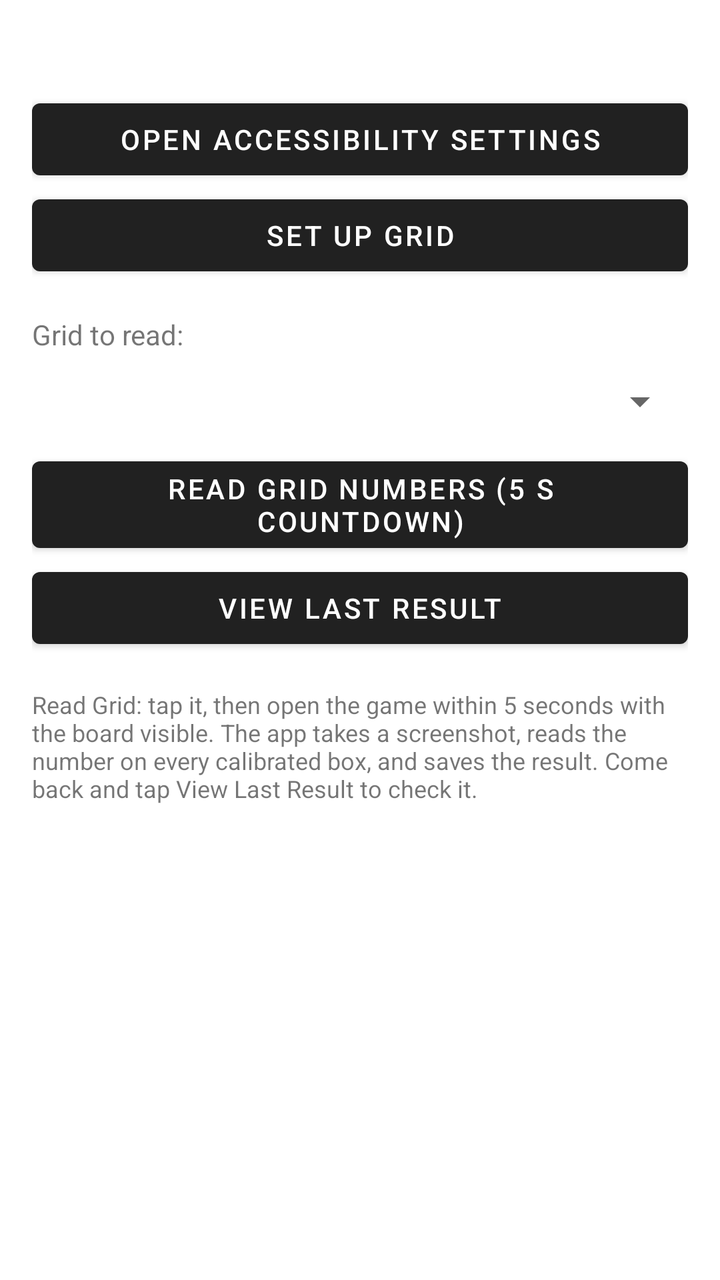
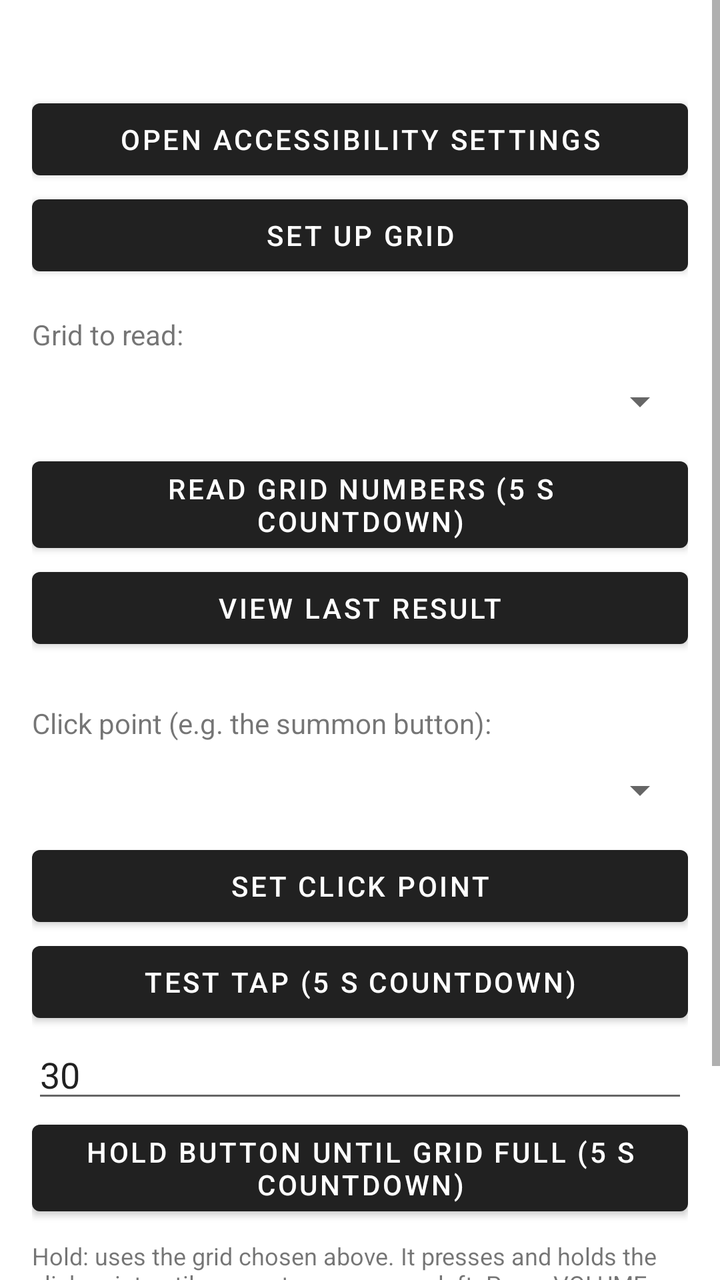

Before-and-after screenshots of an Android layout around one commit, followed by the original layout XML and the change that was made.
<!-- AndroidManifest.xml: application theme Theme.MyApp -->
<!-- res/layout/activity_main.xml -->
<?xml version="1.0" encoding="utf-8"?>
<ScrollView xmlns:android="http://schemas.android.com/apk/res/android"
    android:layout_width="match_parent"
    android:layout_height="match_parent">

    <LinearLayout
        android:layout_width="match_parent"
        android:layout_height="wrap_content"
        android:orientation="vertical"
        android:padding="16dp">

        <TextView
            android:id="@+id/statusText"
            android:layout_width="match_parent"
            android:layout_height="wrap_content"
            android:textSize="16sp"
            android:paddingBottom="8dp" />

        <Button
            android:id="@+id/btnEnableService"
            android:layout_width="match_parent"
            android:layout_height="wrap_content"
            android:text="Open Accessibility Settings" />

        <Button
            android:id="@+id/btnSetupGrid"
            android:layout_width="match_parent"
            android:layout_height="wrap_content"
            android:text="Set Up Grid" />

        <TextView
            android:layout_width="match_parent"
            android:layout_height="wrap_content"
            android:paddingTop="16dp"
            android:text="Grid to read:" />

        <Spinner
            android:id="@+id/profileSpinner"
            android:layout_width="match_parent"
            android:layout_height="wrap_content"
            android:minHeight="48dp" />

        <Button
            android:id="@+id/btnReadGrid"
            android:layout_width="match_parent"
            android:layout_height="wrap_content"
            android:text="Read Grid Numbers (5 s countdown)" />

        <Button
            android:id="@+id/btnViewResult"
            android:layout_width="match_parent"
            android:layout_height="wrap_content"
            android:text="View Last Result" />

        <TextView
            android:layout_width="match_parent"
            android:layout_height="wrap_content"
            android:paddingTop="16dp"
            android:textSize="12sp"
            android:text="Read Grid: tap it, then open the game within 5 seconds with the board visible. The app takes a screenshot, reads the number on every calibrated box, and saves the result. Come back and tap View Last Result to check it." />

    </LinearLayout>
</ScrollView>
<!-- resources referenced by this layout -->
<resources>
  <style name="Theme.MyApp" parent="Theme.MaterialComponents.DayNight.DarkActionBar" />
</resources>

<!-- the commit's change to res/layout/activity_main.xml (unified diff, before → after) -->
@@ -55,6 +55,51 @@
         <TextView
             android:layout_width="match_parent"
             android:layout_height="wrap_content"
+            android:paddingTop="24dp"
+            android:text="Click point (e.g. the summon button):" />
+
+        <Spinner
+            android:id="@+id/clickPointSpinner"
+            android:layout_width="match_parent"
+            android:layout_height="wrap_content"
+            android:minHeight="48dp" />
+
+        <Button
+            android:id="@+id/btnSetClickPoint"
+            android:layout_width="match_parent"
+            android:layout_height="wrap_content"
+            android:text="Set Click Point" />
+
+        <Button
+            android:id="@+id/btnTestTap"
+            android:layout_width="match_parent"
+            android:layout_height="wrap_content"
+            android:text="Test Tap (5 s countdown)" />
+
+        <EditText
+            android:id="@+id/maxHoldInput"
+            android:layout_width="match_parent"
+            android:layout_height="wrap_content"
+            android:hint="Max hold time in seconds"
+            android:text="30"
+            android:inputType="number" />
+
+        <Button
+            android:id="@+id/btnHoldSummon"
+            android:layout_width="match_parent"
+            android:layout_height="wrap_content"
+            android:text="Hold Button Until Grid Full (5 s countdown)" />
+
+        <TextView
+            android:layout_width="match_parent"
+            android:layout_height="wrap_content"
+            android:paddingTop="8dp"
+            android:textSize="12sp"
+            android:text="Hold: uses the grid chosen above. It presses and holds the click point until no empty squares are left. Press VOLUME DOWN at any time to stop it. It also stops by itself after the max hold time." />
+
+        <TextView
+            android:layout_width="match_parent"
+            android:layout_height="wrap_content"
             android:paddingTop="16dp"
             android:textSize="12sp"
             android:text="Read Grid: tap it, then open the game within 5 seconds with the board visible. The app takes a screenshot, reads the number on every calibrated box, and saves the result. Come back and tap View Last Result to check it." />
